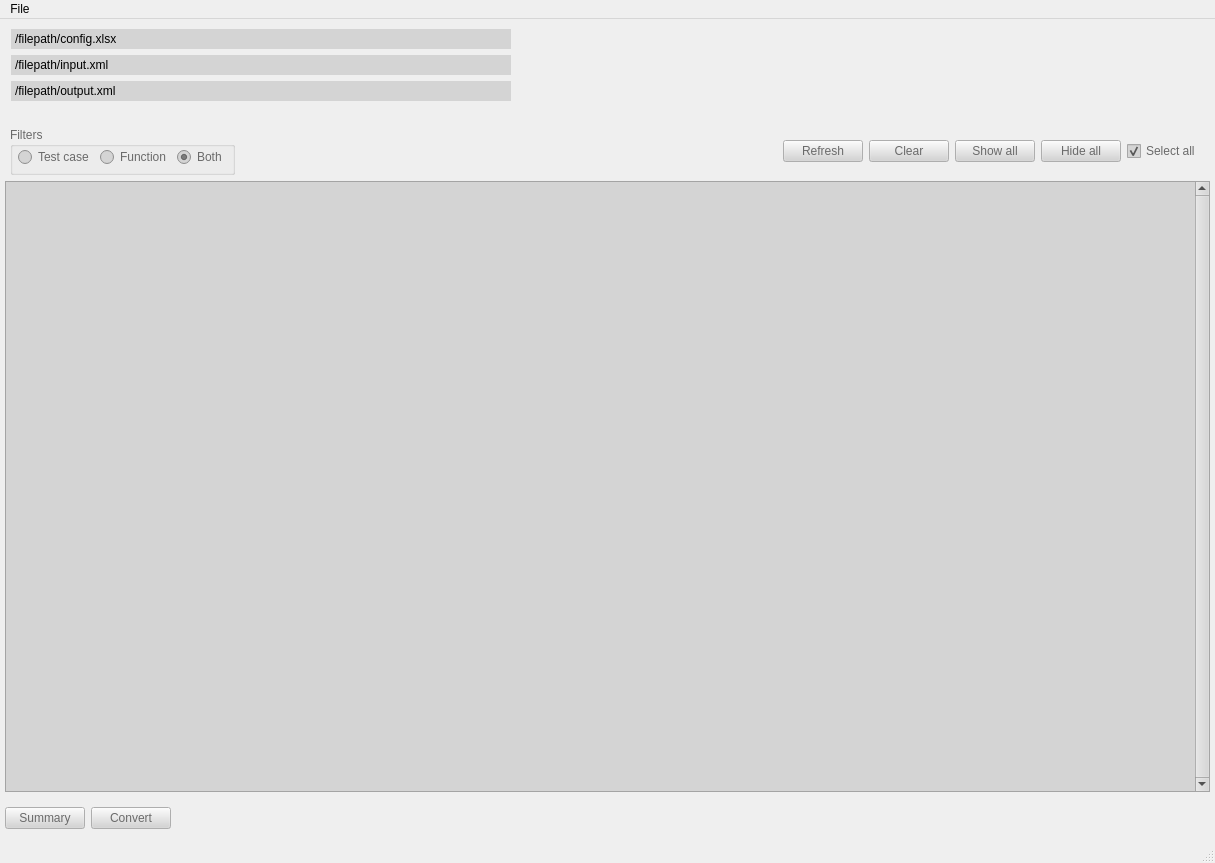
First picture: the form in components/UiMainWindow.ui, repository bubuding0809/XML-Converter, before the edit.
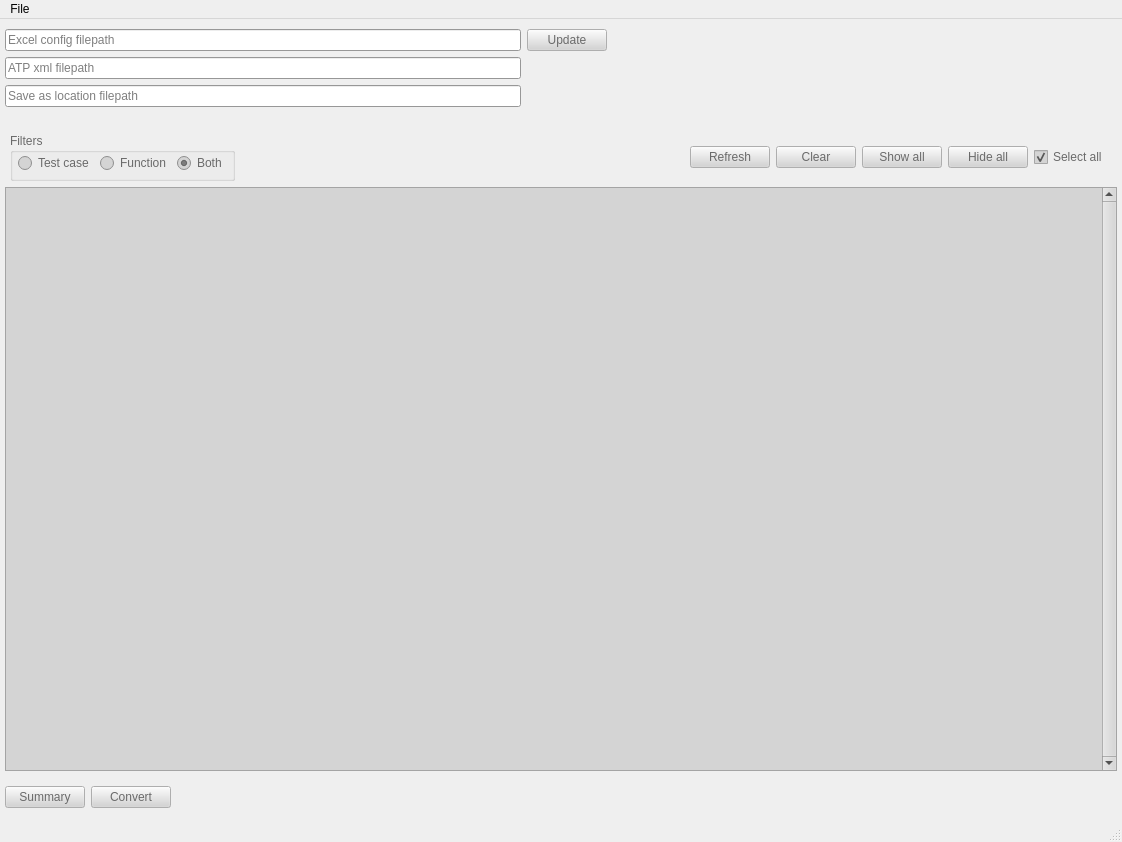
Second picture: the form after the edit. Icons and pictures are not drawn.

Commit message: Implemented feature to output updated excel file

```diff
--- a/components/UiMainWindow.ui
+++ b/components/UiMainWindow.ui
@@ -6,8 +6,8 @@
    <rect>
     <x>0</x>
     <y>0</y>
-    <width>1215</width>
-    <height>863</height>
+    <width>1122</width>
+    <height>842</height>
    </rect>
   </property>
   <property name="windowTitle">
@@ -493,101 +493,6 @@
        <property name="bottomMargin">
         <number>20</number>
        </property>
-       <item row="2" column="5">
-        <spacer name="horizontalSpacer_5">
-         <property name="orientation">
-          <enum>Qt::Horizontal</enum>
-         </property>
-         <property name="sizeHint" stdset="0">
-          <size>
-           <width>40</width>
-           <height>20</height>
-          </size>
-         </property>
-        </spacer>
-       </item>
-       <item row="1" column="3" colspan="2">
-        <widget class="QLabel" name="xml_input_label">
-         <property name="minimumSize">
-          <size>
-           <width>500</width>
-           <height>0</height>
-          </size>
-         </property>
-         <property name="autoFillBackground">
-          <bool>true</bool>
-         </property>
-         <property name="text">
-          <string>/filepath/input.xml</string>
-         </property>
-         <property name="indent">
-          <number>4</number>
-         </property>
-        </widget>
-       </item>
-       <item row="0" column="5">
-        <spacer name="horizontalSpacer">
-         <property name="orientation">
-          <enum>Qt::Horizontal</enum>
-         </property>
-         <property name="sizeHint" stdset="0">
-          <size>
-           <width>40</width>
-           <height>20</height>
-          </size>
-         </property>
-        </spacer>
-       </item>
-       <item row="0" column="3" colspan="2">
-        <widget class="QLabel" name="xlsxConfig_input_label">
-         <property name="enabled">
-          <bool>true</bool>
-         </property>
-         <property name="minimumSize">
-          <size>
-           <width>500</width>
-           <height>0</height>
-          </size>
-         </property>
-         <property name="maximumSize">
-          <size>
-           <width>16777215</width>
-           <height>16777215</height>
-          </size>
-         </property>
-         <property name="autoFillBackground">
-          <bool>true</bool>
-         </property>
-         <property name="text">
-          <string>/filepath/config.xlsx</string>
-         </property>
-         <property name="indent">
-          <number>4</number>
-         </property>
-        </widget>
-       </item>
-       <item row="2" column="3" colspan="2">
-        <widget class="QLabel" name="fileLocation_input_label">
-         <property name="minimumSize">
-          <size>
-           <width>500</width>
-           <height>0</height>
-          </size>
-         </property>
-         <property name="acceptDrops">
-          <bool>false</bool>
-         </property>
-         <property name="autoFillBackground">
-          <bool>true</bool>
-         </property>
-         <property name="text">
-          <string>/filepath/output.xml</string>
-         </property>
-         <property name="indent">
-          <number>4</number>
-         </property>
-        </widget>
-       </item>
        <item row="0" column="0">
         <widget class="QWidget" name="configInput_widget" native="true">
          <layout class="QHBoxLayout" name="horizontalLayout_4">
@@ -603,6 +508,22 @@
           <property name="bottomMargin">
            <number>0</number>
           </property>
+          <item>
+           <widget class="QLineEdit" name="configFilePath_display">
+            <property name="minimumSize">
+             <size>
+              <width>400</width>
+              <height>0</height>
+             </size>
+            </property>
+            <property name="readOnly">
+             <bool>true</bool>
+            </property>
+            <property name="placeholderText">
+             <string>Excel config filepath</string>
+            </property>
+           </widget>
+          </item>
          </layout>
         </widget>
        </item>
@@ -619,6 +540,19 @@
          </property>
         </spacer>
        </item>
+       <item row="2" column="5">
+        <spacer name="horizontalSpacer_4">
+         <property name="orientation">
+          <enum>Qt::Horizontal</enum>
+         </property>
+         <property name="sizeHint" stdset="0">
+          <size>
+           <width>40</width>
+           <height>20</height>
+          </size>
+         </property>
+        </spacer>
+       </item>
        <item row="1" column="0">
         <widget class="QWidget" name="xmlInput_widget" native="true">
          <layout class="QHBoxLayout" name="horizontalLayout_5">
@@ -634,6 +568,22 @@
           <property name="bottomMargin">
            <number>0</number>
           </property>
+          <item>
+           <widget class="QLineEdit" name="xmlFilePath_display">
+            <property name="minimumSize">
+             <size>
+              <width>400</width>
+              <height>0</height>
+             </size>
+            </property>
+            <property name="readOnly">
+             <bool>true</bool>
+            </property>
+            <property name="placeholderText">
+             <string>ATP xml filepath</string>
+            </property>
+           </widget>
+          </item>
          </layout>
         </widget>
        </item>
@@ -652,9 +602,57 @@
           <property name="bottomMargin">
            <number>0</number>
           </property>
+          <item>
+           <widget class="QLineEdit" name="saveLocationFilePath_display">
+            <property name="minimumSize">
+             <size>
+              <width>400</width>
+              <height>0</height>
+             </size>
+            </property>
+            <property name="readOnly">
+             <bool>true</bool>
+            </property>
+            <property name="placeholderText">
+             <string>Save as location filepath</string>
+            </property>
+           </widget>
+          </item>
          </layout>
         </widget>
        </item>
+       <item row="0" column="5">
+        <spacer name="horizontalSpacer">
+         <property name="orientation">
+          <enum>Qt::Horizontal</enum>
+         </property>
+         <property name="sizeHint" stdset="0">
+          <size>
+           <width>40</width>
+           <height>20</height>
+          </size>
+         </property>
+        </spacer>
+       </item>
+       <item row="0" column="1">
+        <widget class="QPushButton" name="configFileUpdate_btn">
+         <property name="enabled">
+          <bool>false</bool>
+         </property>
+         <property name="toolTip">
+          <string>Update config with latest changes to mapping</string>
+         </property>
+         <property name="statusTip">
+          <string>Update config with latest changes to mapping</string>
+         </property>
+         <property name="whatsThis">
+          <string>Update config with latest changes to mapping</string>
+         </property>
+         <property name="text">
+          <string>Update</string>
+         </property>
+        </widget>
+       </item>
       </layout>
      </widget>
     </item>
@@ -920,8 +918,8 @@
            <rect>
             <x>0</x>
             <y>0</y>
-            <width>1182</width>
-            <height>591</height>
+            <width>1089</width>
+            <height>554</height>
            </rect>
           </property>
           <layout class="QVBoxLayout" name="verticalLayout_3">
@@ -1008,7 +1006,7 @@
     <rect>
      <x>0</x>
      <y>0</y>
-     <width>1215</width>
+     <width>1122</width>
      <height>26</height>
     </rect>
    </property>
```
The commit also changes 5 other files.
